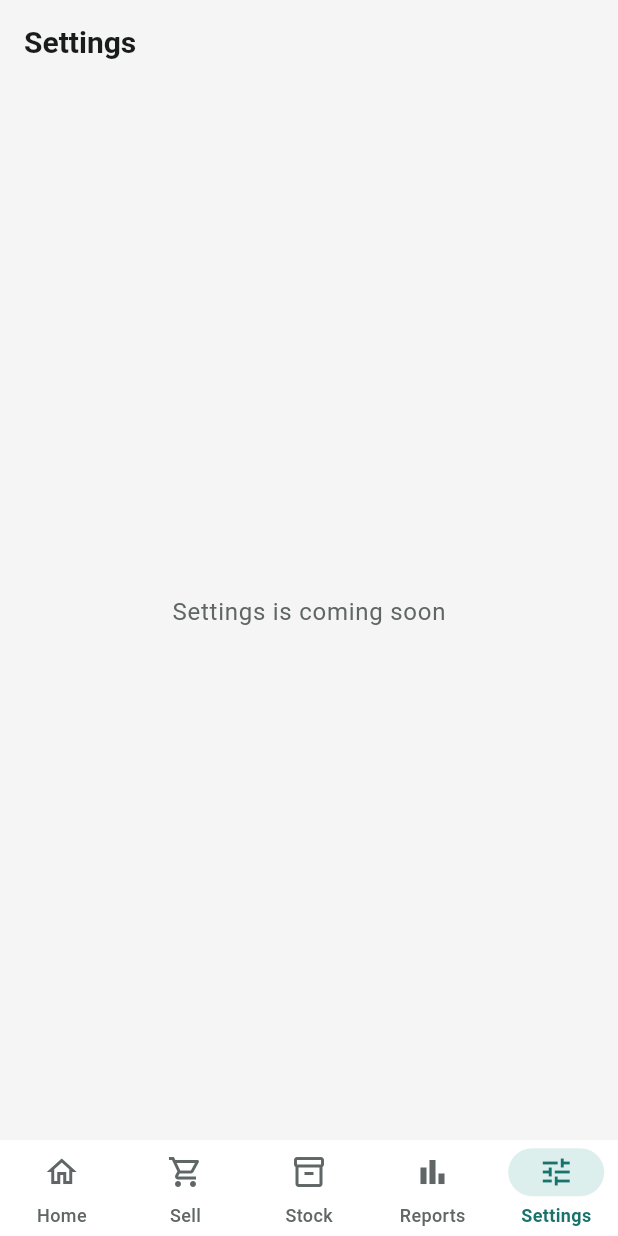
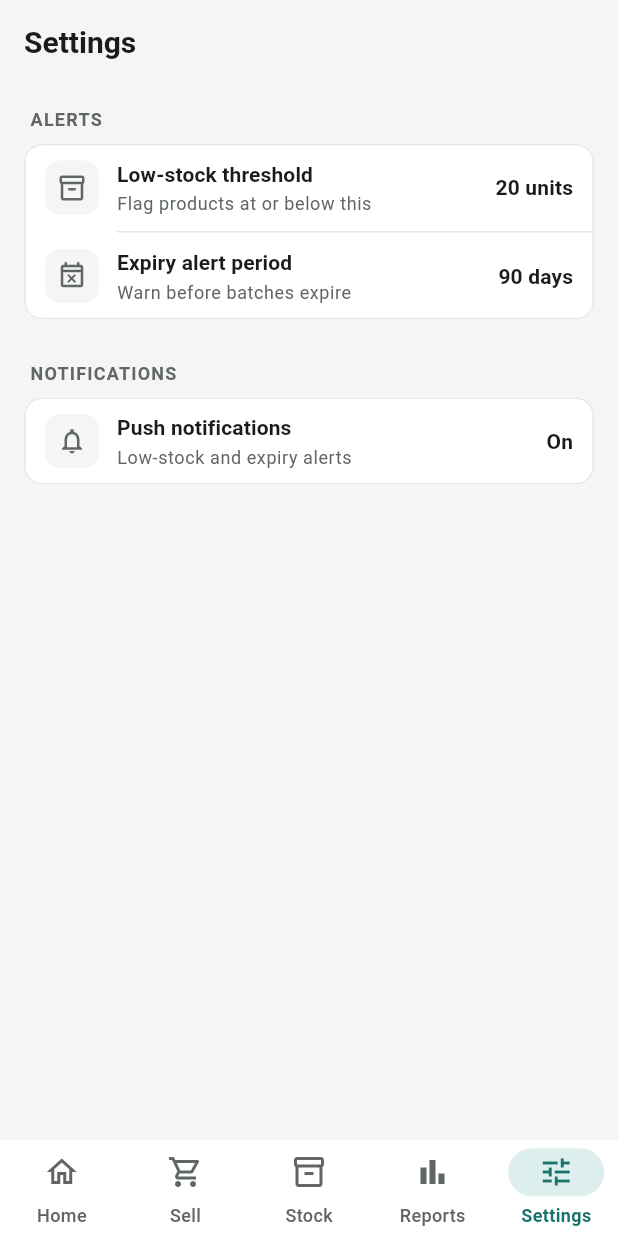
Before and after one commit to Bangnyfe/Mobile-App-Development_Front-end-Backend-Implementation_Cohort-4_Team-30, a Flutter app: the screen it shows after launch, item 5 of the bottom bar chosen, on a phone screen of 412 x 824 dp. Run offline on Flutter 3.47's test engine with Material 3 defaults, Android fonts, the phone set to English and light mode, and no system bars; our stand-ins replace equatable, firebase_core, flutter_bloc, go_router, shared_preferences; accounts and stored records are empty.

Commit message:
Add Settings page and provide SettingsCubit app-wide

```diff
--- a/lib/app.dart
+++ b/lib/app.dart
@@ -5,20 +5,28 @@ import 'package:go_router/go_router.dart';
 import 'core/theme/app_theme.dart';
 import 'features/dashboard/data/fake_dashboard_repository.dart';
 import 'features/dashboard/domain/repositories/dashboard_repository.dart';
+import 'features/settings/domain/repositories/settings_repository.dart';
+import 'features/settings/presentation/cubit/settings_cubit.dart';
 
 /// Root widget.
 ///
 /// Repositories are provided here, above the router, so every screen's
 /// Cubit can read them with `context.read<...>()`. Tests pass their own
 /// router and repositories so they run without Firebase.
+///
+/// Cubits that several tabs share (settings now, the cart later) are
+/// provided here too, so every tab sees the same state.
 class PharmacyApp extends StatelessWidget {
   const PharmacyApp({
     super.key,
     required this.router,
+    required this.settingsRepository,
     this.dashboardRepository,
   });
 
   final GoRouter router;
+
+  final SettingsRepository settingsRepository;
 
   /// Defaults to the fake repository until the Firestore one is merged.
   final DashboardRepository? dashboardRepository;
@@ -30,12 +38,21 @@ class PharmacyApp extends StatelessWidget {
         RepositoryProvider<DashboardRepository>(
           create: (_) => dashboardRepository ?? FakeDashboardRepository(),
         ),
+        RepositoryProvider<SettingsRepository>.value(value: settingsRepository),
       ],
-      child: MaterialApp.router(
-        title: 'Pharmacy Inventory & POS',
-        debugShowCheckedModeBanner: false,
-        theme: AppTheme.light(),
-        routerConfig: router,
+      child: MultiBlocProvider(
+        providers: [
+          BlocProvider(
+            create: (context) =>
+                SettingsCubit(context.read<SettingsRepository>())..load(),
+          ),
+        ],
+        child: MaterialApp.router(
+          title: 'Pharmacy Inventory & POS',
+          debugShowCheckedModeBanner: false,
+          theme: AppTheme.light(),
+          routerConfig: router,
+        ),
       ),
     );
   }
--- a/lib/core/router/app_router.dart
+++ b/lib/core/router/app_router.dart
@@ -4,6 +4,7 @@ import 'package:go_router/go_router.dart';
 import '../../features/dashboard/domain/repositories/dashboard_repository.dart';
 import '../../features/dashboard/presentation/cubit/dashboard_cubit.dart';
 import '../../features/dashboard/presentation/pages/dashboard_page.dart';
+import '../../features/settings/presentation/pages/settings_page.dart';
 import '../widgets/app_shell.dart';
 import '../widgets/feature_placeholder_page.dart';
 import 'route_paths.dart';
@@ -40,7 +41,14 @@ GoRouter createAppRouter() {
           _tab(RoutePaths.sell, 'Sell'),
           _tab(RoutePaths.stock, 'Inventory'),
           _tab(RoutePaths.reports, 'Reports'),
-          _tab(RoutePaths.settings, 'Settings'),
+          StatefulShellBranch(
+            routes: [
+              GoRoute(
+                path: RoutePaths.settings,
+                builder: (context, state) => const SettingsPage(),
+              ),
+            ],
+          ),
         ],
       ),
     ],
--- /dev/null
+++ b/lib/features/settings/presentation/pages/settings_page.dart
@@ -0,0 +1,100 @@
+import 'package:flutter/material.dart';
+import 'package:flutter_bloc/flutter_bloc.dart';
+
+import '../../../../core/theme/app_colors.dart';
+import '../../../../core/widgets/app_list_row.dart';
+import '../cubit/settings_cubit.dart';
+
+/// Settings tab: alert thresholds and notification preferences.
+class SettingsPage extends StatelessWidget {
+  const SettingsPage({super.key});
+
+  @override
+  Widget build(BuildContext context) {
+    return BlocListener<SettingsCubit, SettingsState>(
+      listenWhen: (previous, current) =>
+          current.errorCount != previous.errorCount && current.error != null,
+      listener: (context, state) => ScaffoldMessenger.of(context)
+        ..hideCurrentSnackBar()
+        ..showSnackBar(SnackBar(content: Text(state.error!))),
+      child: Scaffold(
+        appBar: AppBar(title: const Text('Settings')),
+        body: SafeArea(
+          child: BlocBuilder<SettingsCubit, SettingsState>(
+            builder: (context, state) {
+              final settings = state.settings;
+
+              // Centred and width-capped like the dashboard, so it stays
+              // readable in landscape.
+              return Center(
+                child: ConstrainedBox(
+                  constraints: const BoxConstraints(maxWidth: 640),
+                  child: ListView(
+                    padding: const EdgeInsets.fromLTRB(16, 8, 16, 24),
+                    children: [
+                      const _SectionLabel('ALERTS'),
+                      Card(
+                        clipBehavior: Clip.antiAlias,
+                        child: Column(
+                          children: [
+                            AppListRow(
+                              icon: Icons.inventory_2_outlined,
+                              title: 'Low-stock threshold',
+                              subtitle: 'Flag products at or below this',
+                              trailing: '${settings.lowStockThreshold} units',
+                            ),
+                            const Divider(indent: 62),
+                            AppListRow(
+                              icon: Icons.event_busy_outlined,
+                              title: 'Expiry alert period',
+                              subtitle: 'Warn before batches expire',
+                              trailing: '${settings.expiryAlertDays} days',
+                            ),
+                          ],
+                        ),
+                      ),
+                      const SizedBox(height: 20),
+                      const _SectionLabel('NOTIFICATIONS'),
+                      Card(
+                        clipBehavior: Clip.antiAlias,
+                        child: AppListRow(
+                          icon: Icons.notifications_none,
+                          title: 'Push notifications',
+                          subtitle: 'Low-stock and expiry alerts',
+                          trailing: settings.pushNotificationsEnabled
+                              ? 'On'
+                              : 'Off',
+                        ),
+                      ),
+                    ],
+                  ),
+                ),
+              );
+            },
+          ),
+        ),
+      ),
+    );
+  }
+}
+
+class _SectionLabel extends StatelessWidget {
+  const _SectionLabel(this.text);
+
+  final String text;
+
+  @override
+  Widget build(BuildContext context) {
+    return Padding(
+      padding: const EdgeInsets.fromLTRB(4, 8, 4, 8),
+      child: Text(
+        text,
+        style: Theme.of(context).textTheme.labelMedium?.copyWith(
+          color: AppColors.textSecondary,
+          fontWeight: FontWeight.w600,
+          letterSpacing: 0.8,
+        ),
+      ),
+    );
+  }
+}
--- a/lib/main.dart
+++ b/lib/main.dart
@@ -1,12 +1,21 @@
 import 'package:firebase_core/firebase_core.dart';
 import 'package:flutter/material.dart';
+import 'package:shared_preferences/shared_preferences.dart';
 
 import 'app.dart';
 import 'core/router/app_router.dart';
+import 'features/settings/data/shared_prefs_settings_repository.dart';
 import 'firebase_options.dart';
 
 Future<void> main() async {
   WidgetsFlutterBinding.ensureInitialized();
   await Firebase.initializeApp(options: DefaultFirebaseOptions.currentPlatform);
-  runApp(PharmacyApp(router: createAppRouter()));
+  final prefs = await SharedPreferences.getInstance();
+
+  runApp(
+    PharmacyApp(
+      router: createAppRouter(),
+      settingsRepository: SharedPrefsSettingsRepository(prefs),
+    ),
+  );
 }
```
Also changed, not shown: 1 other file.
